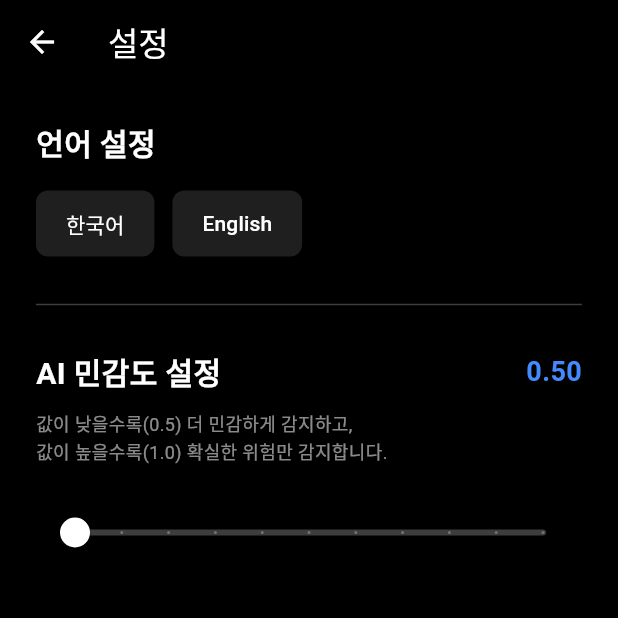
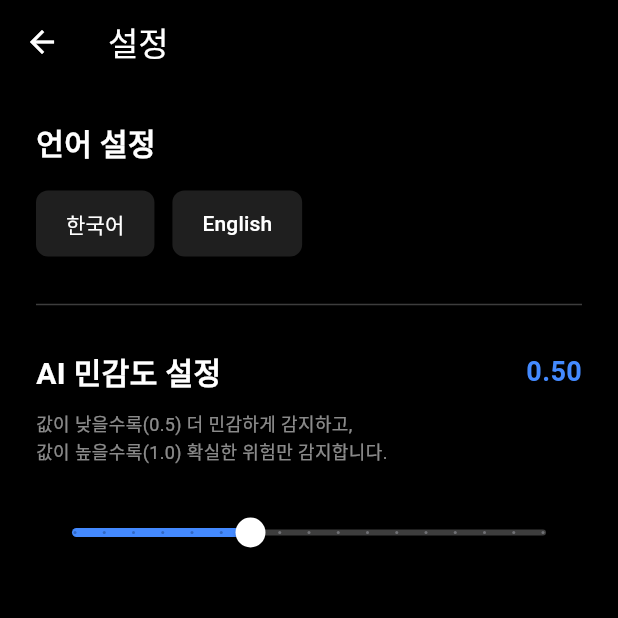
Before and after one commit to Yeon0713/KNU_mathai, a Flutter app: the screen it shows after launch, after a tap on the "settings" icon, on a phone screen of 412 x 824 dp, the top half of it. Run offline on Flutter 3.47's test engine with Material 3 defaults, Android fonts, the phone set to English and light mode, and no system bars; our stand-ins replace audioplayers, battery_plus, camera, geolocator, get, get_storage and 2 more; missing offline and left inert: flutter_vision.

Commit message:
슬라이더 범위 수정 및 설정값 저장 안되는 버그 수정

```diff
--- a/safety_scooter/lib/screens/home_screen.dart
+++ b/safety_scooter/lib/screens/home_screen.dart
@@ -1,19 +1,24 @@
 import 'package:flutter/material.dart';
 import 'package:get/get.dart';
-import 'package:safety_scooter/screens/camera_view.dart';
 import '../controllers/global_controller.dart';
+import '../controllers/settings_controller.dart';
 import 'camera_view.dart';
-import 'settings_screen.dart'; // <--- 이 줄을 추가하세요!
+import 'settings_screen.dart';
 
 class HomeScreen extends StatelessWidget {
   const HomeScreen({super.key});
 
   @override
   Widget build(BuildContext context) {
+    // 1. GlobalController 등록
     final controller = Get.put(GlobalController());
 
+    // 2. SettingsController 등록 및 변수에 담기 (UI에서 쓰기 위해)
+    // permanent: true로 설정하여 앱 종료 전까지 살아있게 함
+    final settingsController = Get.put(SettingsController(), permanent: true);
+
     return Scaffold(
-      backgroundColor: Colors.black, // 카메라 로딩 전 검은색
+      backgroundColor: Colors.black,
       body: Stack(
         children: [
           // [Layer 1] 배경: 카메라
@@ -21,21 +26,16 @@ class HomeScreen extends StatelessWidget {
             child: CameraView(),
           ),
 
-          // [Layer 1.5] YOLO Bounding Boxes (AI 인식 박스 그리기)
-          // Controller의 yoloResults가 변할 때마다 화면을 다시 그림
+          // [Layer 1.5] YOLO Bounding Boxes
           Obx(() {
             if (controller.yoloResults.isEmpty) return const SizedBox();
-
-            // 화면 크기 가져오기
             final Size screenSize = MediaQuery.of(context).size;
-
-            // 박스 그리기 함수 호출
             return Stack(
               children: _renderBoxes(controller, screenSize),
             );
           }),
 
-          // [Layer 2] 시인성 강화 그라데이션 (위, 아래 어둡게)
+          // [Layer 2] 시인성 강화 그라데이션
           Column(
             children: [
               Container(
@@ -62,7 +62,7 @@ class HomeScreen extends StatelessWidget {
             ],
           ),
 
-          // [Layer 3] 위험 감지 시 화면 테두리 붉은 점멸 효과
+          // [Layer 3] 위험 감지 시 붉은 테두리
           Obx(() => controller.isDanger.value
               ? IgnorePointer(
                   child: Container(
@@ -74,7 +74,7 @@ class HomeScreen extends StatelessWidget {
                 )
               : const SizedBox()),
 
-          // [Layer 4] HUD 정보 표시 (UI)
+          // [Layer 4] HUD 정보 표시
           SafeArea(
             child: Padding(
               padding: const EdgeInsets.symmetric(horizontal: 24, vertical: 12),
@@ -89,7 +89,31 @@ class HomeScreen extends StatelessWidget {
                         "Safety Scooter",
                         style: TextStyle(color: Colors.white, fontSize: 18, fontWeight: FontWeight.w600, letterSpacing: 1.0),
                       ),
+
                       const Spacer(),
+
+                      // ★ [추가됨] 현재 AI 민감도 표시 박스
+                      Container(
+                        padding: const EdgeInsets.symmetric(horizontal: 10, vertical: 4),
+                        decoration: BoxDecoration(
+                          color: Colors.white24,
+                          borderRadius: BorderRadius.circular(12),
+                        ),
+                        child: Row(
+                          children: [
+                            const Icon(Icons.remove_red_eye, color: Colors.blueAccent, size: 16),
+                            const SizedBox(width: 4),
+                            // 실시간으로 변하는 민감도 값 표시
+                            Obx(() => Text(
+                              "AI: ${settingsController.confThreshold.value.toStringAsFixed(2)}",
+                              style: const TextStyle(color: Colors.white, fontSize: 12, fontWeight: FontWeight.bold),
+                            )),
+                          ],
+                        ),
+                      ),
+
+                      const SizedBox(width: 8), // 아이콘 사이 간격
+
                       // 배터리 아이콘
                       Container(
                         padding: const EdgeInsets.symmetric(horizontal: 10, vertical: 4),
@@ -101,7 +125,6 @@ class HomeScreen extends StatelessWidget {
                           children: [
                             const Icon(Icons.battery_std, color: Colors.greenAccent, size: 16),
                             const SizedBox(width: 4),
-
                             Obx(() => Text(
                               "${controller.batteryLevel.value}%",
                               style: const TextStyle(color: Colors.white, fontSize: 12, fontWeight: FontWeight.bold),
@@ -114,7 +137,7 @@ class HomeScreen extends StatelessWidget {
 
                   const Spacer(),
 
-                  // 중앙 하단: 위험 경고 메시지 (조건부 표시)
+                  // 중앙 하단: 위험 경고 메시지
                   Obx(() => controller.isDanger.value
                       ? Center(
                           child: Container(
@@ -127,14 +150,14 @@ class HomeScreen extends StatelessWidget {
                                 BoxShadow(color: Colors.redAccent.withOpacity(0.6), blurRadius: 20, spreadRadius: 2)
                               ],
                             ),
-                            child: const Row(
+                            child: Row(
                               mainAxisSize: MainAxisSize.min,
                               children: [
-                                Icon(Icons.warning_amber_rounded, color: Colors.white, size: 30),
-                                SizedBox(width: 10),
+                                const Icon(Icons.warning_amber_rounded, color: Colors.white, size: 30),
+                                const SizedBox(width: 10),
                                 Text(
-                                  "위험 감지! 감속하세요",
-                                  style: TextStyle(color: Colors.white, fontSize: 20, fontWeight: FontWeight.bold),
+                                  "danger_msg".tr,
+                                  style: const TextStyle(color: Colors.white, fontSize: 20, fontWeight: FontWeight.bold),
                                 ),
                               ],
                             ),
@@ -142,7 +165,7 @@ class HomeScreen extends StatelessWidget {
                         )
                       : const SizedBox()),
 
-                  // 하단 대시보드 (속도계)
+                  // 하단 대시보드 (속도계 + 설정 버튼)
                   Row(
                     crossAxisAlignment: CrossAxisAlignment.end,
                     children: [
@@ -155,7 +178,6 @@ class HomeScreen extends StatelessWidget {
                             textBaseline: TextBaseline.alphabetic,
                             children: [
                               Obx(() => Text(
-                                // "0.0 km/h"에서 숫자만 파싱
                                 controller.speed.value.split(' ')[0],
                                 style: const TextStyle(
                                   color: Colors.white,
@@ -172,16 +194,13 @@ class HomeScreen extends StatelessWidget {
                       ),
                       const Spacer(),
 
-                      // 시뮬레이션 버튼 (디자인에 통합)
+                      // 설정 버튼
                       FloatingActionButton(
                         onPressed: () {
-                          // 설정 화면으로 이동
                           Get.to(() => const SettingsScreen());
                         },
-                        backgroundColor: Colors.grey[800], // 버튼 색상을 조금 더 잘 보이게 변경
-                        elevation: 2, // 그림자 추가
-                        mini: false,  // 버튼 크기를 일반 크기로 키움 (누르기 편하게)
-                        child: const Icon(Icons.settings, color: Colors.white), // 톱니바퀴 아이콘
+                        backgroundColor: Colors.grey[800],
+                        child: const Icon(Icons.settings, color: Colors.white),
                       ),
                     ],
                   ),
@@ -195,17 +214,13 @@ class HomeScreen extends StatelessWidget {
   }
 
   List<Widget> _renderBoxes(GlobalController controller, Size screen) {
-    // 1. 카메라 이미지 크기가 아직 없으면 빈 리스트 반환
     if (controller.camImageHeight.value == 0 || controller.camImageWidth.value == 0) {
       return [];
     }
 
-    // 2. 화면 비율과 이미지 비율 계산 (좌표 밀림 방지)
-    // 안드로이드는 이미지가 90도 돌아가 있으므로 Width/Height를 바꿔서 생각해야 함
     double imgH = controller.camImageHeight.value;
     double imgW = controller.camImageWidth.value;
 
-    // 화면이 이미지를 꽉 채울 때(BoxFit.cover)의 스케일과 오차(Offset) 계산
     double screenRatio = screen.width / screen.height;
     double imageRatio = imgH / imgW;
 
@@ -216,22 +231,16 @@ class HomeScreen extends StatelessWidget {
       offsetX = 0;
       offsetY = (screen.height - (imgW * scale)) / 2;
     } else {
-
       scale = screen.height / imgW;
       offsetX = (screen.width - (imgH * scale)) / 2;
       offsetY = 0;
     }
 
     return controller.yoloResults.map((result) {
-      final box = result["box"]; // [x1, y1, x2, y2, confidence]
+      final box = result["box"];
       final String tag = result["tag"];
       final double confidence = (box[4] * 100);
 
-      // -----------------------------------------------------------
-      // [핵심 수정 1] 라벨 이름 변경 (labels.txt 기준)
-      // DANGER_HIT -> 빨간색 (위험)
-      // 그 외 -> 초록색 (안전/기타)
-      // -----------------------------------------------------------
       Color boxColor;
       if (tag == "DANGER_HIT") {
         boxColor = Colors.redAccent;
@@ -241,9 +250,6 @@ class HomeScreen extends StatelessWidget {
         boxColor = Colors.greenAccent;
       }
 
-      // -----------------------------------------------------------
-      // [핵심 수정 2] 좌표 변환 (Scale + Offset)
-      // -----------------------------------------------------------
       double left = box[0] * scale + offsetX;
       double top = box[1] * scale + offsetY;
       double width = (box[2] - box[0]) * scale;
@@ -265,7 +271,6 @@ class HomeScreen extends StatelessWidget {
               color: boxColor.withOpacity(0.8),
               padding: const EdgeInsets.symmetric(horizontal: 4, vertical: 2),
               child: Text(
-                // 태그 이름과 정확도 표시
                 "$tag ${confidence.toStringAsFixed(0)}%",
                 style: const TextStyle(
                     color: Colors.white,
--- a/safety_scooter/lib/screens/settings_screen.dart
+++ b/safety_scooter/lib/screens/settings_screen.dart
@@ -77,9 +77,9 @@ class SettingsScreen extends StatelessWidget {
                 ),
                 child: Slider(
                   value: controller.confThreshold.value,
-                  min: 0.5,
+                  min: 0.2,
                   max: 1.0,
-                  divisions: 10,
+                  divisions: 16,
                   label: controller.confThreshold.value.toStringAsFixed(2),
                   onChanged: (val) {
                     controller.confThreshold.value = val;
```
